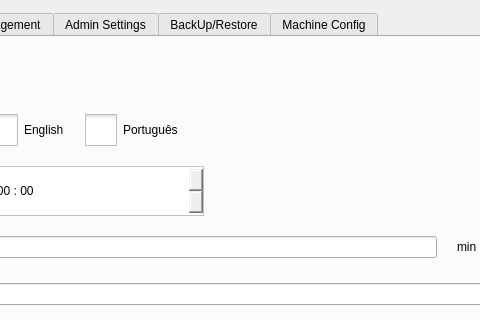
Old version of the form hcsettings/ichcsystemsettingsframe.ui in the repository dongdong-2009/3-5AxisRobot; both pictures show x 196 to 676 and y 0 to 320 of the 1196 by 463 pixel window.
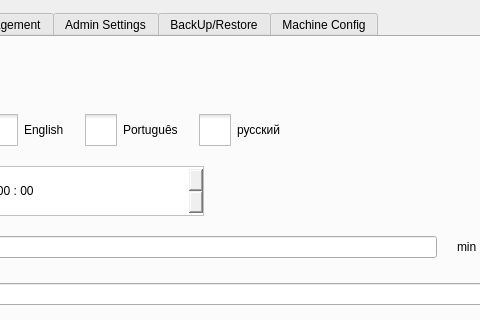
New version of the form. Icons and pictures are not drawn. Custom widgets are drawn as their Qt base class.

Diff of the .ui file:
```diff
--- a/hcsettings/ichcsystemsettingsframe.ui
+++ b/hcsettings/ichcsystemsettingsframe.ui
@@ -230,7 +230,42 @@
 }</string>
            </property>
            <property name="text">
-            <string>Português</string>
+            <string notr="true">Português</string>
+           </property>
+           <attribute name="buttonGroup">
+            <string notr="true">languageButtonGroup</string>
+           </attribute>
+          </widget>
+         </item>
+         <item>
+          <widget class="QCheckBox" name="ruBox">
+           <property name="styleSheet">
+            <string notr="true">::indicator {
+     width: 32px;
+     height: 32px;
+ }
+
+::indicator:unchecked 
+{
+     image: url(:/resource/check_unchecked.png);
+ }
+::indicator:checked 
+{
+     image: url(:/resource/check_checked.png);
+ }
+
+QRadioButton::indicator:checked:disabled
+{
+ image: url(:/resource/check_checked_disable.png);
+}
+
+QRadioButton::indicator:unchecked:disabled
+{
+ image: url(:/resource/check_unchecked_disable.png);
+}</string>
+           </property>
+           <property name="text">
+            <string notr="true">русский</string>
            </property>
            <attribute name="buttonGroup">
             <string notr="true">languageButtonGroup</string>
```
Left out of the diff: 4 changed lines with no effect on the pictures.
